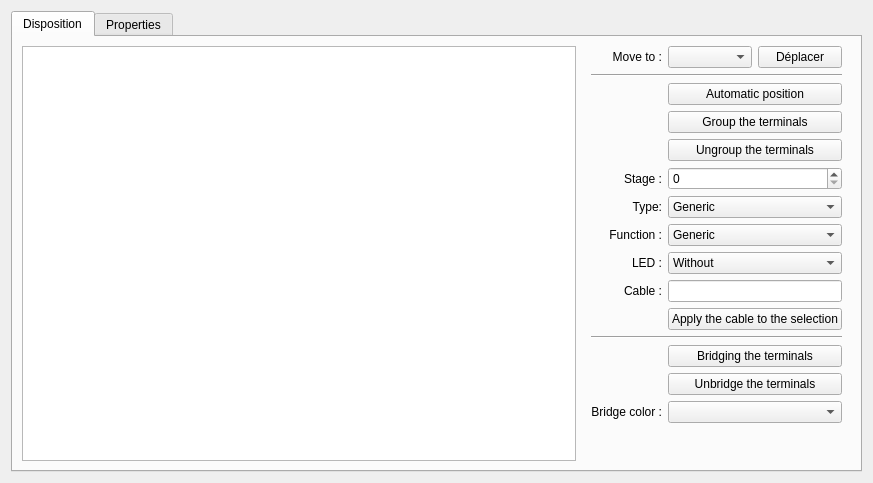
itaueira/qelectrotech-source, file sources/TerminalStrip/ui/terminalstripeditor.ui: the form before one commit.
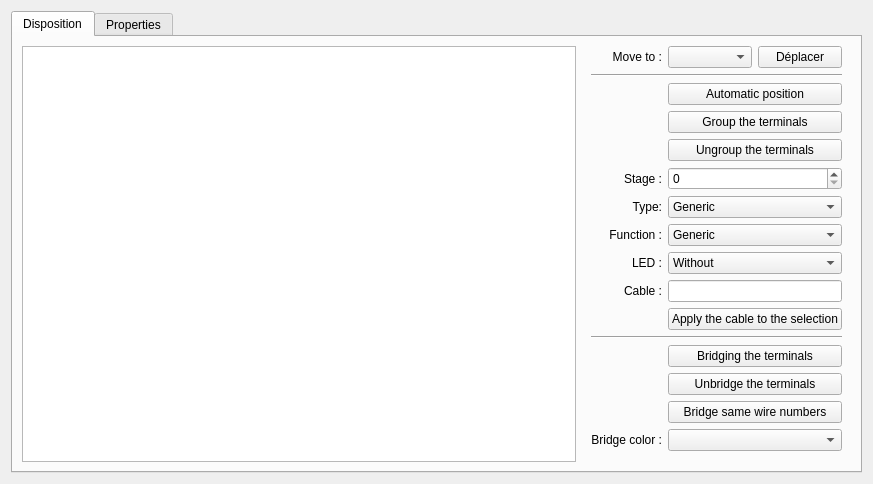
The form after the commit. Icons and pictures are not drawn. Custom widgets are drawn as their Qt base class.

Patch:
```diff
--- a/sources/TerminalStrip/ui/terminalstripeditor.ui
+++ b/sources/TerminalStrip/ui/terminalstripeditor.ui
@@ -67,7 +67,7 @@
             </property>
            </widget>
           </item>
-          <item row="14" column="1" colspan="2">
+          <item row="15" column="1" colspan="2">
            <widget class="KColorCombo" name="m_bridge_color_cb"/>
           </item>
           <item row="5" column="0">
@@ -90,7 +90,7 @@
             </property>
            </widget>
           </item>
-          <item row="14" column="0">
+          <item row="15" column="0">
            <widget class="QLabel" name="label_10">
             <property name="text">
              <string>Bridge color :</string>
@@ -198,7 +198,7 @@
             </property>
            </widget>
           </item>
-          <item row="15" column="0">
+          <item row="16" column="0">
            <spacer name="verticalSpacer">
             <property name="orientation">
              <enum>Qt::Vertical</enum>
@@ -299,6 +299,16 @@
             </property>
            </widget>
           </item>
+          <item row="14" column="1" colspan="2">
+           <widget class="QPushButton" name="m_bridge_same_wire_pb">
+            <property name="toolTip">
+             <string>Bridge each run of adjacent terminals with the same wire number; only generic and ground terminals are bridged.</string>
+            </property>
+            <property name="text">
+             <string>Bridge same wire numbers</string>
+            </property>
+           </widget>
+          </item>
          </layout>
         </widget>
        </item>
```
